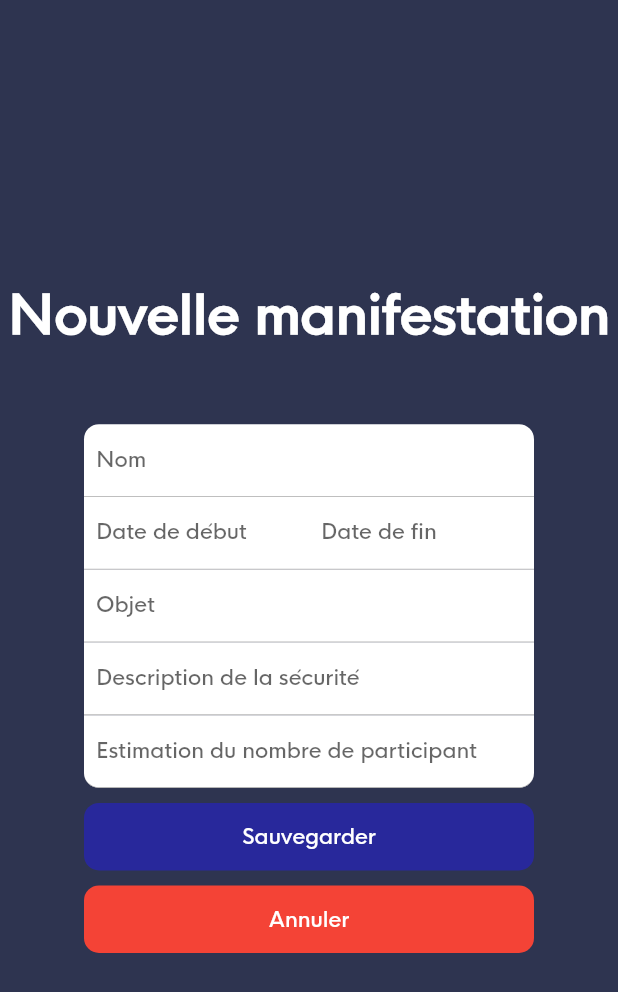
After one commit to Ancelotow/Cyberacy, a Flutter app: the AddManifestationPage screen opened by its route, on a phone screen of 412 x 824 dp. The commit adds this screen. Shown: the top 992 px of the screen. Run offline on Flutter 3.47's test engine with Material 2 defaults, Android fonts, the phone set to English and light mode, and no system bars; our stand-ins replace flutter_map, hive, latlong2; accounts and stored records are empty.

Commit message:
.feat : add new manifestation

```diff
--- a/src/client/flutter/lib/main.dart
+++ b/src/client/flutter/lib/main.dart
@@ -1,4 +1,7 @@
+// ignore_for_file: prefer_const_constructors
+
 import 'package:bo_cyberacy/pages/login_page.dart';
+import 'package:bo_cyberacy/pages/manifestation/add_manifestation.dart';
 import 'package:bo_cyberacy/pages/navigation_page.dart';
 import 'package:bo_cyberacy/pages/party/add_party_page.dart';
 import 'package:flutter/material.dart';
@@ -21,7 +24,7 @@ class MyApp extends StatelessWidget {
         buttonColor: const Color.fromARGB(255, 40, 40, 155),
         hoverColor: const Color.fromARGB(255, 112, 171, 225),
         accentColor: const Color.fromARGB(255, 32, 255, 0),
-        textTheme: const TextTheme(
+        textTheme: TextTheme(
           headline1: TextStyle(
             color: Colors.white,
             fontFamily: "HK-Nova",
@@ -48,6 +51,7 @@ class MyApp extends StatelessWidget {
       routes: {
         NavigationPage.routeName: (BuildContext context) => NavigationPage(),
         AddPartyPage.routeName: (BuildContext context) => AddPartyPage(),
+        AddManifestationPage.routeName: (BuildContext context) => AddManifestationPage(),
       },
       home: const HomePage(),
     );
--- a/src/client/flutter/lib/models/session.dart
+++ b/src/client/flutter/lib/models/session.dart
@@ -7,10 +7,8 @@ class Session {
 
   static Future<void> initToken(String nir, String pwd) async {
     Box<String> box = await Hive.openBox("loginBox");
-    if(box.isEmpty || box.get(_idHiveToken) == null) {
-      var token = await AuthService().login(nir, pwd);
-      box.put(_idHiveToken, token);
-    }
+    var token = await AuthService().login(nir, pwd);
+    box.put(_idHiveToken, token);
   }
 
   static Future<String?> getToken() async {
--- /dev/null
+++ b/src/client/flutter/lib/pages/manifestation/add_manifestation.dart
@@ -0,0 +1,175 @@
+// ignore_for_file: prefer_const_constructors
+
+import 'package:bo_cyberacy/models/entities/manifestation.dart';
+import 'package:bo_cyberacy/models/services/manifestation_service.dart';
+import 'package:flutter/material.dart';
+import '../../models/enums/position_input.dart';
+import '../../models/errors/api_service_error.dart';
+import '../../models/errors/invalid_form_error.dart';
+import '../../widgets/buttons/button.dart';
+import '../../widgets/input_field/input_text.dart';
+
+class AddManifestationPage extends StatelessWidget {
+  static const String routeName = "addManifPage";
+
+  AddManifestationPage({Key? key}) : super(key: key);
+
+  final TextEditingController ctrlName = TextEditingController();
+  final TextEditingController ctrlDtStart = TextEditingController();
+  final TextEditingController ctrlDtEnd = TextEditingController();
+  final TextEditingController ctrlObject = TextEditingController();
+  final TextEditingController ctrlSecurityDesc = TextEditingController();
+  final TextEditingController ctrlNbPerson = TextEditingController();
+
+  @override
+  Widget build(BuildContext context) {
+    double width = MediaQuery.of(context).size.width / 3;
+    if (width < 300) width = 300;
+    return Scaffold(
+      backgroundColor: Theme.of(context).backgroundColor,
+      body: Center(
+        child: SingleChildScrollView(
+          child: Column(
+            crossAxisAlignment: CrossAxisAlignment.center,
+            mainAxisAlignment: MainAxisAlignment.center,
+            children: [
+              Text(
+                "Nouvelle manifestation",
+                style: Theme.of(context).textTheme.headline1,
+              ),
+              SizedBox(height: 50),
+              InputText(
+                placeholder: "Nom",
+                position: PositionInput.start,
+                width: width,
+                controller: ctrlName,
+              ),
+              Row(
+                crossAxisAlignment: CrossAxisAlignment.center,
+                mainAxisAlignment: MainAxisAlignment.center,
+                children: [
+                  InputText(
+                      placeholder: "Date de début",
+                      position: PositionInput.middle,
+                      width: width / 2,
+                      controller: ctrlDtStart,
+                      type: TextInputType.datetime),
+                  InputText(
+                      placeholder: "Date de fin",
+                      position: PositionInput.middle,
+                      width: width / 2,
+                      controller: ctrlDtEnd,
+                      type: TextInputType.datetime),
+                ],
+              ),
+              InputText(
+                placeholder: "Objet",
+                position: PositionInput.middle,
+                width: width,
+                controller: ctrlObject,
+              ),
+              InputText(
+                placeholder: "Description de la sécurité",
+                position: PositionInput.middle,
+                width: width,
+                controller: ctrlSecurityDesc,
+              ),
+              InputText(
+                type: TextInputType.number,
+                placeholder: "Estimation du nombre de participant",
+                position: PositionInput.end,
+                width: width,
+                controller: ctrlNbPerson,
+              ),
+              SizedBox(height: 10),
+              Button(
+                label: "Sauvegarder",
+                width: width,
+                pressedColor: Colors.lightBlue,
+                click: () => _saveParty(context),
+              ),
+              SizedBox(height: 10),
+              Button(
+                label: "Annuler",
+                width: width,
+                color: Colors.red,
+                pressedColor: Colors.redAccent,
+                click: () => Navigator.of(context).pop(),
+              ),
+            ],
+          ),
+        ),
+      ),
+    );
+  }
+
+  Future<void> _saveParty(BuildContext context) async {
+    try {
+      _formIsValid();
+      Manifestation manif = Manifestation(
+        name: ctrlName.text,
+        dateStart: DateTime.parse(ctrlDtStart.text),
+        dateEnd:  DateTime.parse(ctrlDtEnd.text),
+        object: ctrlObject.text,
+        securityDescription: ctrlSecurityDesc.text,
+        nbPersonEstimate: int.parse(ctrlNbPerson.text),
+      );
+      await ManifService().addManifestation(manif);
+      Navigator.of(context).pop();
+    } on InvalidFormError catch (e) {
+      _showAlertError(
+        context,
+        title: "Formulaire incomplet",
+        message: e.message,
+        labelButton: "Continuer",
+      );
+    } on ApiServiceError catch (e) {
+      _showAlertError(
+        context,
+        title: "Erreur ajout",
+        message: e.responseHttp.body,
+        labelButton: "Continuer",
+      );
+    }
+  }
+
+  void _formIsValid() {
+    if (ctrlName.text.isEmpty) {
+      throw InvalidFormError("Le champ \"Nom\" est obligatoire");
+    } else if (ctrlDtStart.text.isEmpty) {
+      throw InvalidFormError("Le champ \"Date de début\" est obligatoire");
+    } else if (ctrlDtEnd.text.isEmpty) {
+      throw InvalidFormError("Le champ \"Date de fin\" est obligatoire");
+    } else if (ctrlObject.text.isEmpty) {
+      throw InvalidFormError("Le champ \"Objet\" est obligatoire");
+    } else if (ctrlSecurityDesc.text.isEmpty) {
+      throw InvalidFormError("Le champ \"Description de la sécurité\" est obligatoire");
+    } else if (ctrlNbPerson.text.isEmpty) {
+      throw InvalidFormError("Le champ \"Estimation du nombre de participant\" est obligatoire");
+    }
+  }
+
+  void _showAlertError(BuildContext context,
+      {required String title,
+        required String message,
+        required String labelButton}) {
+    showDialog(
+      context: context,
+      builder: (_) => AlertDialog(
+        title: Text(title),
+        content: Text(message),
+        actions: [
+          Button(
+            width: 100,
+            label: labelButton,
+            click: () {
+              Navigator.pop(_);
+            },
+          )
+        ],
+        elevation: 30.00,
+      ),
+    );
+  }
+
+}
--- a/src/client/flutter/lib/pages/manifestion_page.dart
+++ b/src/client/flutter/lib/pages/manifestion_page.dart
@@ -2,6 +2,7 @@
 
 import 'package:bo_cyberacy/models/entities/manifestation.dart';
 import 'package:bo_cyberacy/models/services/manifestation_service.dart';
+import 'package:bo_cyberacy/pages/manifestation/add_manifestation.dart';
 import 'package:bo_cyberacy/widgets/cards/card_manif.dart';
 import 'package:flutter/material.dart';
 
@@ -41,6 +42,7 @@ class ManifestationPage extends StatelessWidget {
       width: _widthCard,
       height: _heightCard,
       color: Colors.cyanAccent,
+      onTap: () => Navigator.of(context).pushNamed(AddManifestationPage.routeName),
     ));
     if (manifs != null) {
       cards.addAll(manifs
--- a/src/client/flutter/lib/widgets/cards/card_manif.dart
+++ b/src/client/flutter/lib/widgets/cards/card_manif.dart
@@ -2,10 +2,7 @@
 
 import 'package:bo_cyberacy/models/entities/step.dart';
 import 'package:flutter/material.dart';
-import 'package:flutter_map/flutter_map.dart';
 import '../../models/entities/manifestation.dart';
-import 'package:latlong2/latlong.dart';
-
 import '../map_manifestation.dart';
 
 class CardManif extends StatelessWidget {
```
Also changed, not shown: src/client/flutter/lib/models/services/manifestation_service.dart (+15 -0 lines), 1 other file.
